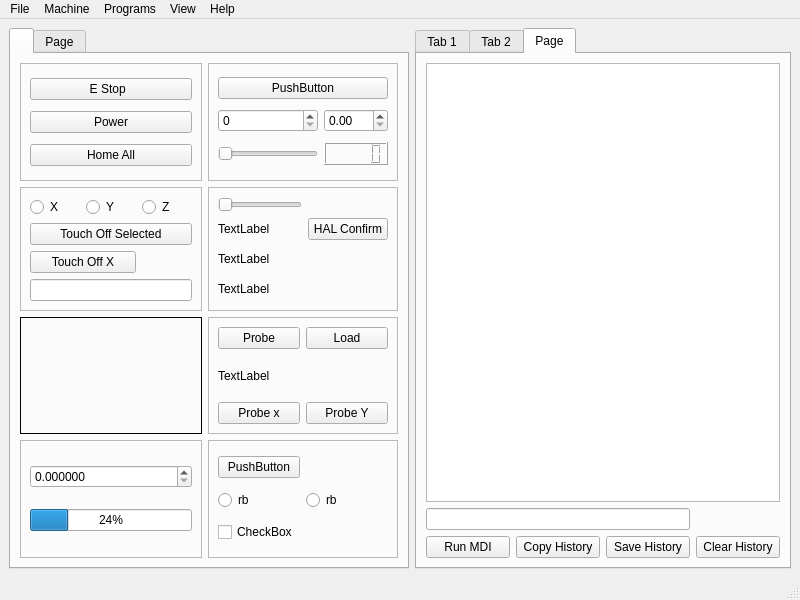
jethornton/flexgui, file examples/testgui/Errors/errors.ui: the form before one commit.
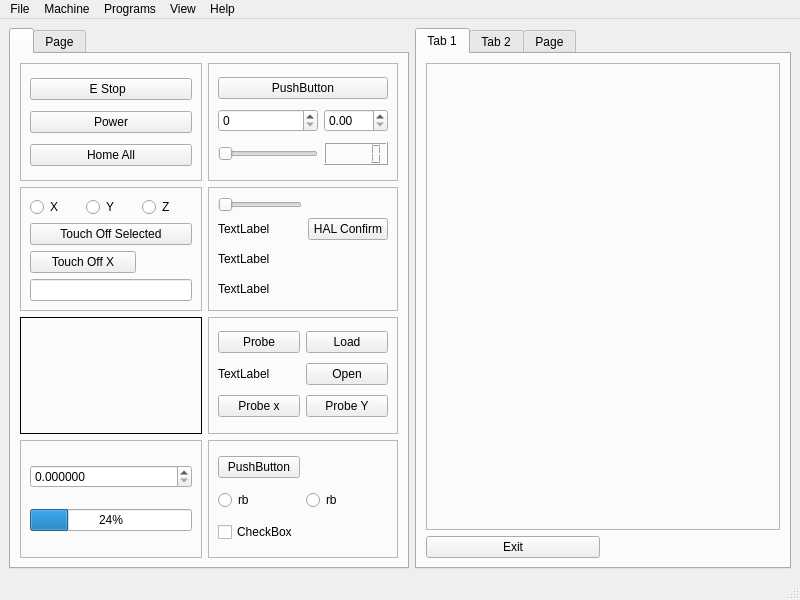
The form after the commit.

What changed in the file:
```diff
--- a/examples/testgui/Errors/errors.ui
+++ b/examples/testgui/Errors/errors.ui
@@ -374,6 +374,13 @@
              </property>
             </widget>
            </item>
+           <item row="1" column="1">
+            <widget class="QPushButton" name="open_pb">
+             <property name="text">
+              <string>Open</string>
+             </property>
+            </widget>
+           </item>
           </layout>
          </widget>
         </item>
@@ -476,7 +483,7 @@
     <item row="0" column="1">
      <widget class="QTabWidget" name="tabWidget">
       <property name="currentIndex">
-       <number>2</number>
+       <number>0</number>
       </property>
       <widget class="QWidget" name="tab">
        <attribute name="title">
```
